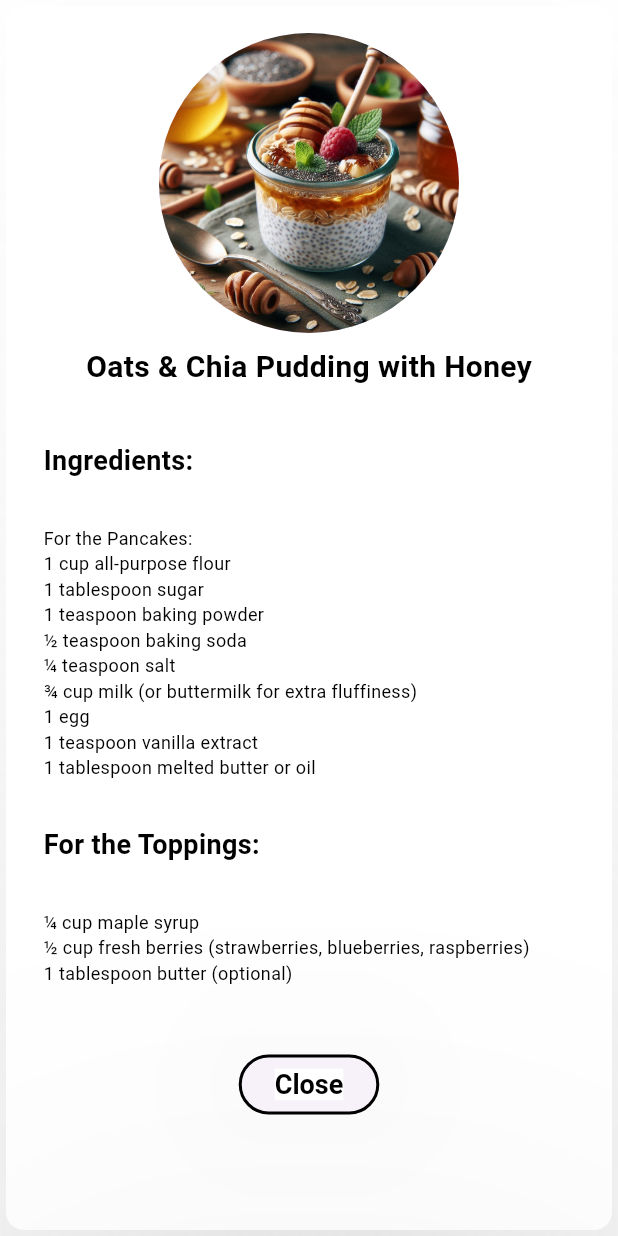
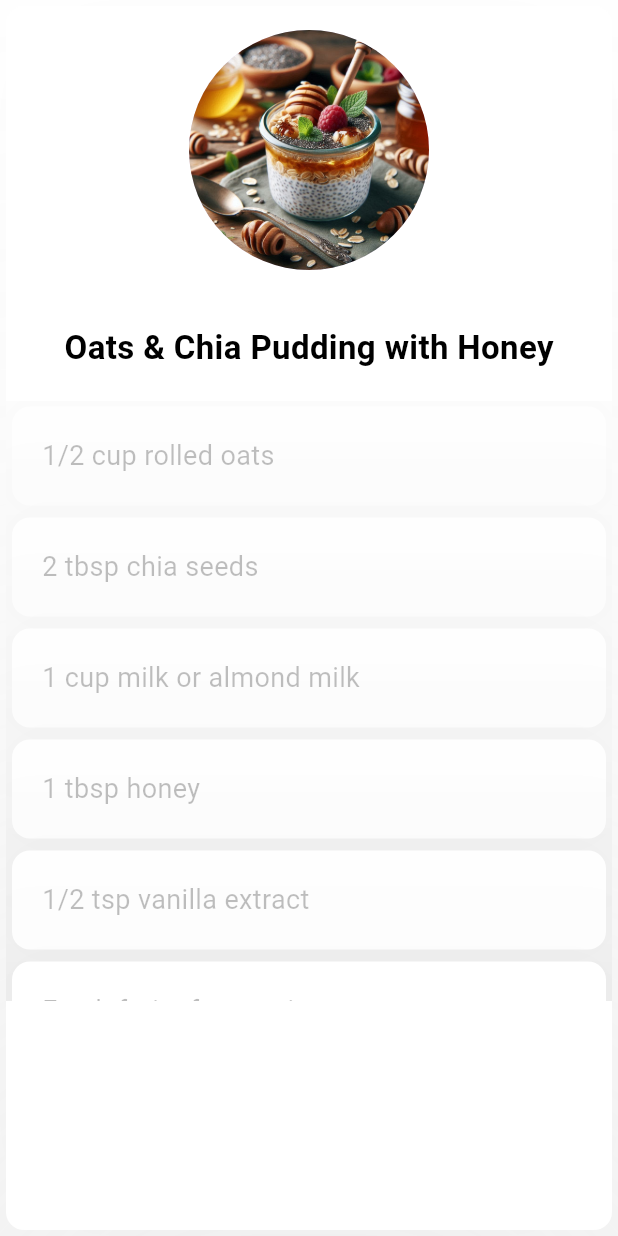
Before and after one commit to madhavkr1506/Recipedia, a Flutter app: the MenuPage screen opened directly, after a tap on "Oats & Chia Pudding with Honey", on a phone screen of 412 x 824 dp. Run offline on Flutter 3.47's test engine with Material 3 defaults, Android fonts, the phone set to English and light mode, and no system bars; missing offline and left inert: dart:ffi.

Commit message:
Code Updated

```diff
--- a/lib/MenuPage.dart
+++ b/lib/MenuPage.dart
@@ -4,7 +4,110 @@
 import 'package:flutter/material.dart';
 import 'package:flutter/services.dart';
 
-class MenuPage extends StatelessWidget {
+class MenuPage extends StatefulWidget{
+  const MenuPage({super.key});
+
+  @override
+  State<MenuPage> createState() => MenuPage_();
+}
+
+
+
+class MenuPage_ extends State<MenuPage> {
+
+  List items_ = [];
+
+  Future<void> readJson() async{
+    final String jsonData = await rootBundle.loadString("assets/recipes.json");
+    final preprocessedData = await json.decode(jsonData);
+
+    setState(() {
+      items_ = preprocessedData["recipes"];
+
+    });
+
+  }
+
+  @override void initState() {
+    super.initState();
+    readJson();
+  }
+
+
+  void onFoodType(String foodName){
+    var selectedFoodItem = items_.firstWhere(
+        (recipe) => recipe["name"].trim().toLowerCase() == foodName.trim().toLowerCase(),
+        orElse: () => null
+    );
+
+    if(selectedFoodItem != null){
+      List<String> ingredients = List<String>.from(selectedFoodItem["ingredients"]);
+
+      List<String> instructions = List<String>.from(selectedFoodItem["instructions"]);
+
+      Navigator.of(context).push(MaterialPageRoute(builder: (context) => displayFood(
+         foodName,
+         "assets/images/${foodName.replaceAll(" ", "_")}.jpg",
+         ingredients,
+         instructions
+      )));
+    }else{
+      print("Recipe not found $foodName");
+    }
+
+  }
+
+  Widget displayFood(String foodName, String image, List<String> ingredients, List<String> instruction){
+    return Card(
+      elevation: 400,
+      color: Colors.white,
+      shadowColor: Colors.white,
+      child: SizedBox(
+        height: double.infinity,
+        width: double.infinity,
+        child:
+        Column(
+          crossAxisAlignment: CrossAxisAlignment.center,
+          children: [
+            Padding(
+              padding: const EdgeInsets.all(8.0),
+              child: CircleAvatar(
+                backgroundColor: Colors.white,
+                radius: 88,
+                child: CircleAvatar(
+                  radius: 80,
+                  backgroundImage: AssetImage(image),
+                ),
+              ),
+            ),
+            SizedBox(
+              height: 20,
+            ),
+            Align(
+              alignment: Alignment.center,
+
+              child: Text(foodName, style: TextStyle(fontSize: 22, fontWeight: FontWeight.bold, color: Colors.black),),
+            ),
+            SizedBox(height: 20,),
+            SizedBox(
+              height: 400,
+              child: ListView.builder(itemBuilder: (context, position){
+                return Card(
+                  elevation: 400,
+                  shadowColor: Colors.white,
+                  color: Colors.white,
+                  child: Padding(padding: EdgeInsets.all(20),
+                  child: Text(ingredients[position], style: TextStyle(fontStyle: FontStyle.normal, fontWeight: FontWeight.normal, fontSize: 18, color: Colors.black26),),
+                  ),
+                );
+              })
+              ),
+          ],
+        )
+        ,
+      ),
+    );
+  }
   @override
   Widget build(BuildContext context) {
     List<String> breakfastMenu = [
@@ -16,7 +119,7 @@
     ];
 
     List<String> breakfastImg = [
-      "assets/images/Pancakes_with_Maple_Syrup_&_Berries.png",
+      "assets/images/Pancakes_with_Maple_Syrup_&_Berries.jpg",
       "assets/images/Oats_&_Chia_Pudding_with_Honey.jpg",
       "assets/images/Masala_Omelette_with_Toast.jpg",
       "assets/images/Avocado_Toast_with_Poached_Egg.jpg",
@@ -62,157 +165,7 @@
       "Stir-Fried Noodles with Tofu & Veggies"
     ];
 
-    Widget displayFood(
-        List<String> foodType, List<String> foodName, int position) {
-      return Card(
-        elevation: 300,
-        shadowColor: Colors.white,
-        color: Colors.white,
-        child: SizedBox(
-          height: 400,
-          child: Padding(
-              padding: EdgeInsets.all(10),
-              child: Column(
-                children: [
-                  CircleAvatar(
-                    backgroundColor: Colors.white,
-                    radius: 108,
-                    child: CircleAvatar(
-                      radius: 100,
-                      backgroundImage: AssetImage(foodType[position]),
-                    ),
-                  ),
-                  Align(
-                    alignment: Alignment.center,
-                    child: Text(
-                      foodName[position],
-                      style: TextStyle(
-                          fontSize: 20,
-                          color: Colors.black,
-                          fontWeight: FontWeight.bold),
-                    ),
-                  ),
-                  SizedBox(
-                    height: 20,
-                  ),
-                  Container(
-                    height: 400,
-                    child: ListView(
-                      children: [
-                        Padding(
-                          padding: EdgeInsets.all(15),
-                          child: Text(
-                            "Ingredients:",
-                            style: TextStyle(
-                                fontSize: 18,
-                                fontWeight: FontWeight.bold,
-                                color: Colors.black),
-                            textAlign: TextAlign.left,
-                          ),
-                        ),
-                        Padding(
-                          padding: EdgeInsets.all(15),
-                          child: Text(
-                            "For the Pancakes:\n1 cup all-purpose flour\n1 tablespoon sugar\n1 teaspoon baking powder\n½ teaspoon baking soda\n¼ teaspoon salt\n¾ cup milk (or buttermilk for extra fluffiness)\n1 egg\n1 teaspoon vanilla extract\n1 tablespoon melted butter or oil",
-                            style: TextStyle(
-                                fontSize: 12,
-                                fontWeight: FontWeight.normal,
-                                color: Colors.black),
-                          ),
-                        ),
-                        Padding(
-                          padding: EdgeInsets.all(15),
-                          child: Text(
-                            "For the Toppings:",
-                            style: TextStyle(
-                                fontSize: 18,
-                                fontWeight: FontWeight.bold,
-                                color: Colors.black),
-                            textAlign: TextAlign.left,
-                          ),
-                        ),
-                        Padding(
-                          padding: EdgeInsets.all(15),
-                          child: Text(
-                            "¼ cup maple syrup\n½ cup fresh berries (strawberries, blueberries, raspberries)\n1 tablespoon butter (optional)",
-                            style: TextStyle(
-                                fontSize: 12,
-                                fontWeight: FontWeight.normal,
-                                color: Colors.black),
-                          ),
-                        ),
-                        Padding(
-                          padding: EdgeInsets.all(15),
-                          child: Text(
-                            "Instructions:",
-                            style: TextStyle(
-                                fontSize: 18,
-                                fontWeight: FontWeight.bold,
-                                color: Colors.black),
-                            textAlign: TextAlign.left,
-                          ),
-                        ),
-                        Padding(
-                          padding: EdgeInsets.all(15),
-                          child: Text(
-                            "Prepare the Batter:\n\nIn a mixing bowl, whisk together flour, sugar, baking powder, baking soda, and salt.\nIn another bowl, whisk the egg, milk, vanilla extract, and melted butter.\nGradually add the wet ingredients to the dry ingredients and stir until just combined (do not overmix).\nCook the Pancakes:\nHeat a non-stick pan or griddle over medium heat and lightly grease it with butter or oil.\nPour about ¼ cup of batter onto the pan for each pancake.\nCook until bubbles form on the surface and the edges start to set (about 2 minutes).\nFlip and cook the other side for another 1-2 minutes until golden brown.\n\nAssemble & Serve:\n\nStack the pancakes on a plate.\nDrizzle with warm maple syrup.\nTop with fresh berries and a little butter if desired.",
-                            style: TextStyle(
-                                fontSize: 12,
-                                fontWeight: FontWeight.normal,
-                                color: Colors.black),
-                          ),
-                        ),
-                        Padding(
-                          padding: EdgeInsets.all(15),
-                          child: Text(
-                            "\nTips:",
-                            style: TextStyle(
-                                fontSize: 18,
-                                fontWeight: FontWeight.bold,
-                                color: Colors.black),
-                            textAlign: TextAlign.left,
-                          ),
-                        ),
-                        Padding(
-                          padding: EdgeInsets.all(15),
-                          child: Text(
-                            "Use buttermilk instead of milk for extra fluffy pancakes.\nDon't overmix the batter to keep the pancakes light and airy.\nServe immediately for the best texture and taste.\n\nEnjoy your Pancakes with Maple Syrup & Berries! 🥞🍓🍯",
-                            style: TextStyle(
-                                fontSize: 12,
-                                fontWeight: FontWeight.bold,
-                                color: Colors.black),
-                            textAlign: TextAlign.left,
-                          ),
-                        ),
-                      ],
-                    ),
-                  ),
-                  SizedBox(
-                    height: 20,
-                  ),
-                  ElevatedButton(
-                      onPressed: () {
-                        Navigator.pop(context);
-                      },
-                      style: ElevatedButton.styleFrom(
-                          elevation: 200,
-                          shadowColor: Colors.black,
-                          side: BorderSide(color: Colors.black, width: 2),
-                          alignment: Alignment.center,
-                          textStyle: TextStyle(
-                            fontSize: 18,
-                            fontWeight: FontWeight.bold,
-                          )),
-                      child: Text(
-                        "Close",
-                        style: TextStyle(
-                            color: Colors.black, backgroundColor: Colors.white),
-                      ))
-                ],
-              )),
-        ),
-      );
-    }
+
 
     return DefaultTabController(
       length: 4,
@@ -241,9 +194,7 @@
             itemBuilder: (context, position) {
               return GestureDetector(
                 onTap: () {
-                  Navigator.of(context).push(MaterialPageRoute(
-                      builder: (context) =>
-                          displayFood(breakfastImg, breakfastMenu, position)));
+                  onFoodType(breakfastMenu[position]);
                 },
                 child: Container(
                     height: 250,
@@ -363,30 +314,3 @@
     );
   }
 }
-
-
-class Data extends StatefulWidget{
-  const Data({super.key});
-  @override
-  State<Data> createState() => DataProcessing();
-}
-
-class DataProcessing extends State<Data>{
-
-  List items = [];
-
-  Future<void> readJson() async{
-    final String response = await rootBundle.loadString("assets/recipes.json");
-    final data = await json.decode(response);
-
-    setState(() {
-      items = data['recipes'];
-    });
-  }
-  @override
-  Widget build(BuildContext context){
-    return Scaffold(
-
-    );
-  }
-}
--- a/pubspec.yaml
+++ b/pubspec.yaml
@@ -65,6 +65,7 @@
   uses-material-design: true
   assets:
     - assets/images/
+    - assets/recipes.json
 
   # To add assets to your application, add an assets section, like this:
   # assets:
```
Also changed, not shown: assets/recipes.json (+63 -172 lines), assets/images/Pancakes_with_Maple_Syrup_&_Berries.jpg (renamed from assets/images/Pancakes_with_Maple_Syrup_&_Berries.png).
